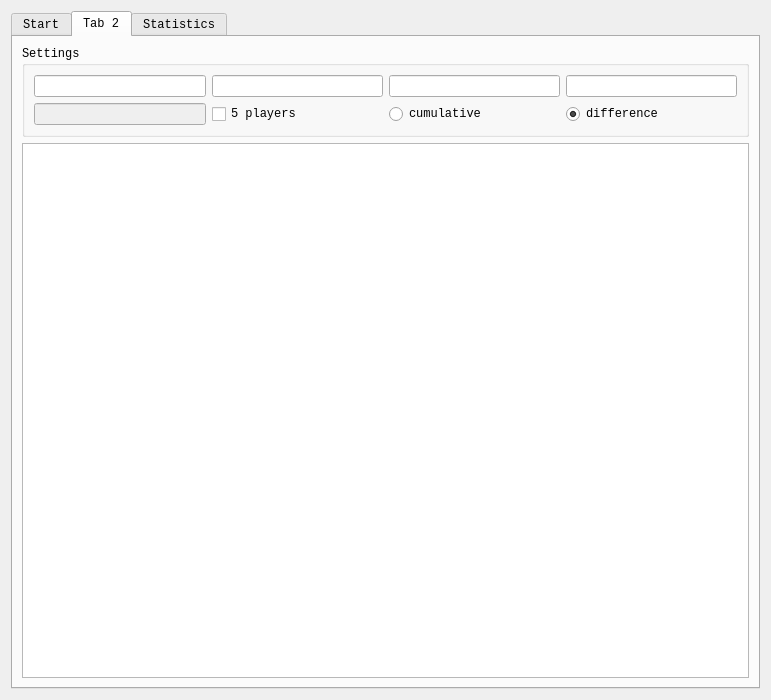
This is ui/counterwidget.ui in niniemann/TackenCounter as Qt 5 draws it before an edit. The edited form follows.
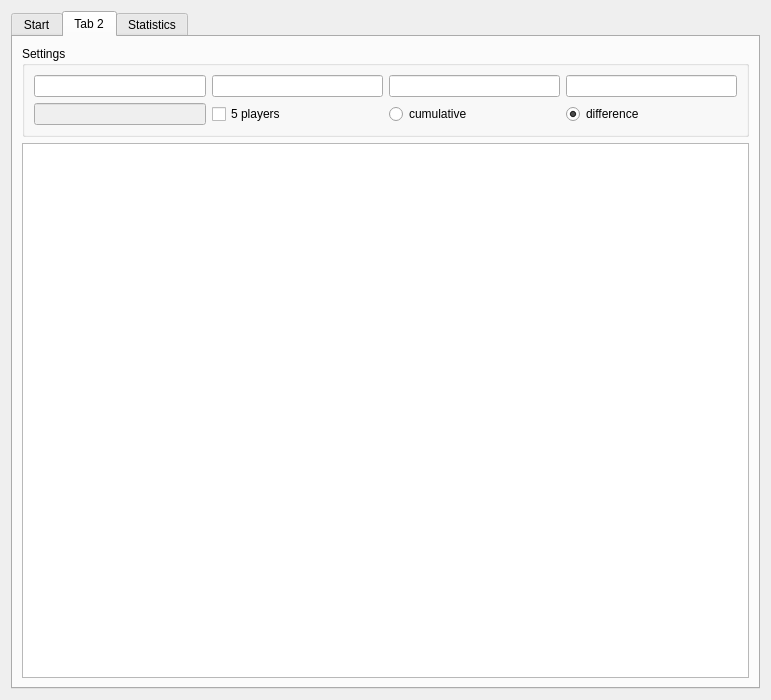
This is the edited form. Custom widgets are drawn as their Qt base class.

Commit message: setting fonts

```diff
--- a/ui/counterwidget.ui
+++ b/ui/counterwidget.ui
@@ -10,11 +10,6 @@
     <height>700</height>
    </rect>
   </property>
-  <property name="font">
-   <font>
-    <family>Monospace</family>
-   </font>
-  </property>
   <property name="windowTitle">
    <string>TackenCounter</string>
   </property>
```
The commit also changes 2 other files.
